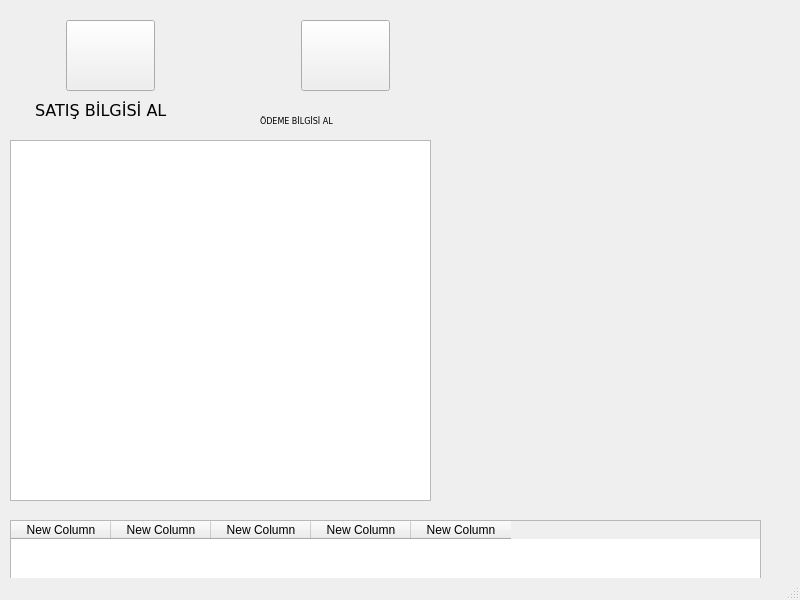
The window that mdb/mainwindow.ui (nerdogan/nenra) describes before a commit, drawn with Qt 5.
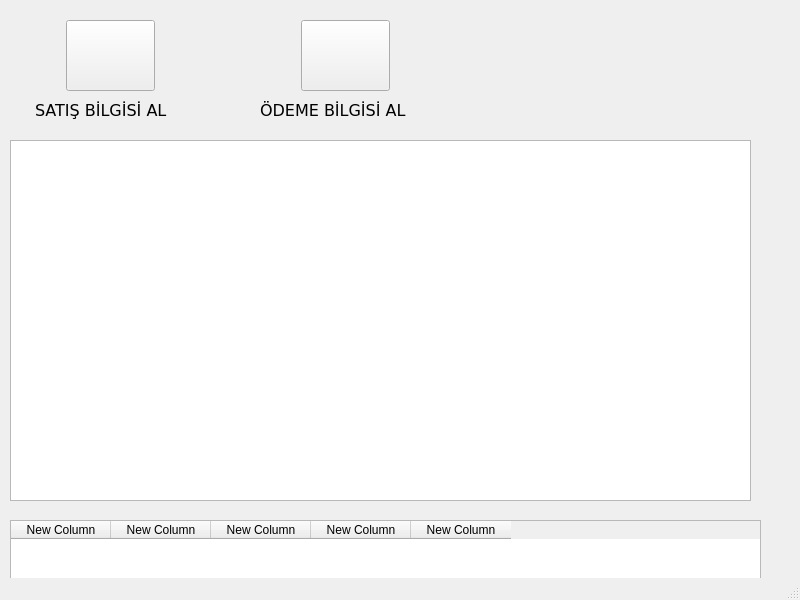
The same window after the commit.

The edit to the form file:
```diff
--- a/mdb/mainwindow.ui
+++ b/mdb/mainwindow.ui
@@ -60,7 +60,7 @@
      <rect>
       <x>10</x>
       <y>140</y>
-      <width>421</width>
+      <width>741</width>
       <height>361</height>
      </rect>
     </property>
@@ -186,14 +186,14 @@
      <rect>
       <x>260</x>
       <y>100</y>
-      <width>511</width>
-      <height>41</height>
+      <width>161</width>
+      <height>21</height>
      </rect>
     </property>
     <property name="font">
      <font>
       <family>Verdana</family>
-      <pointsize>6</pointsize>
+      <pointsize>12</pointsize>
      </font>
     </property>
     <property name="text">
```
Left out of the diff: 2 changed lines with no effect on the pictures.
